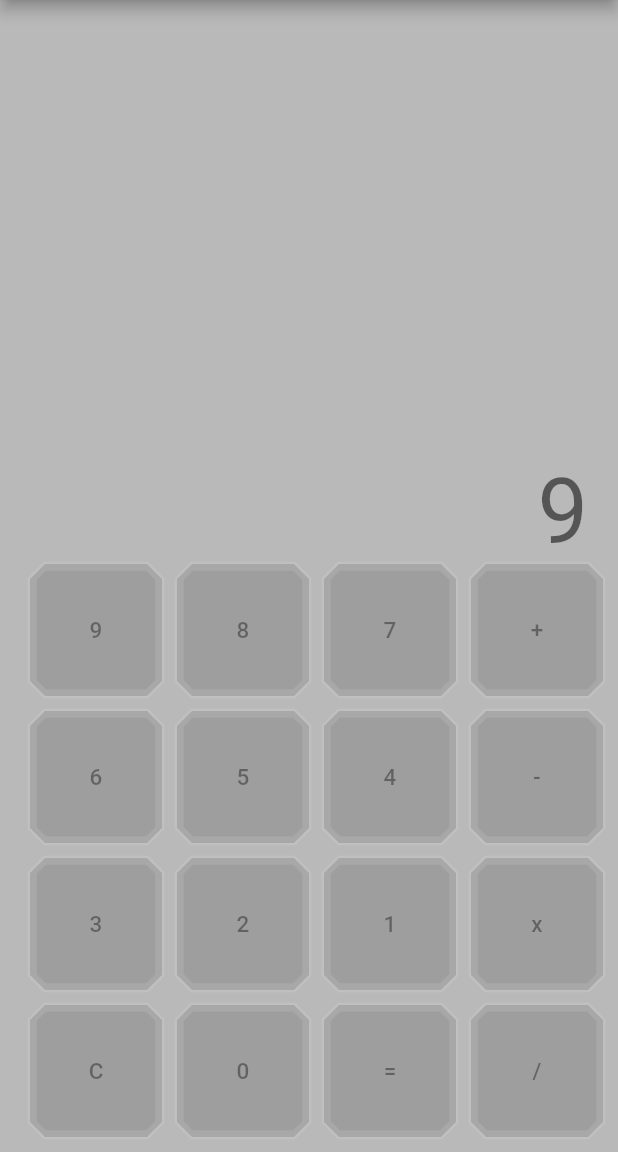
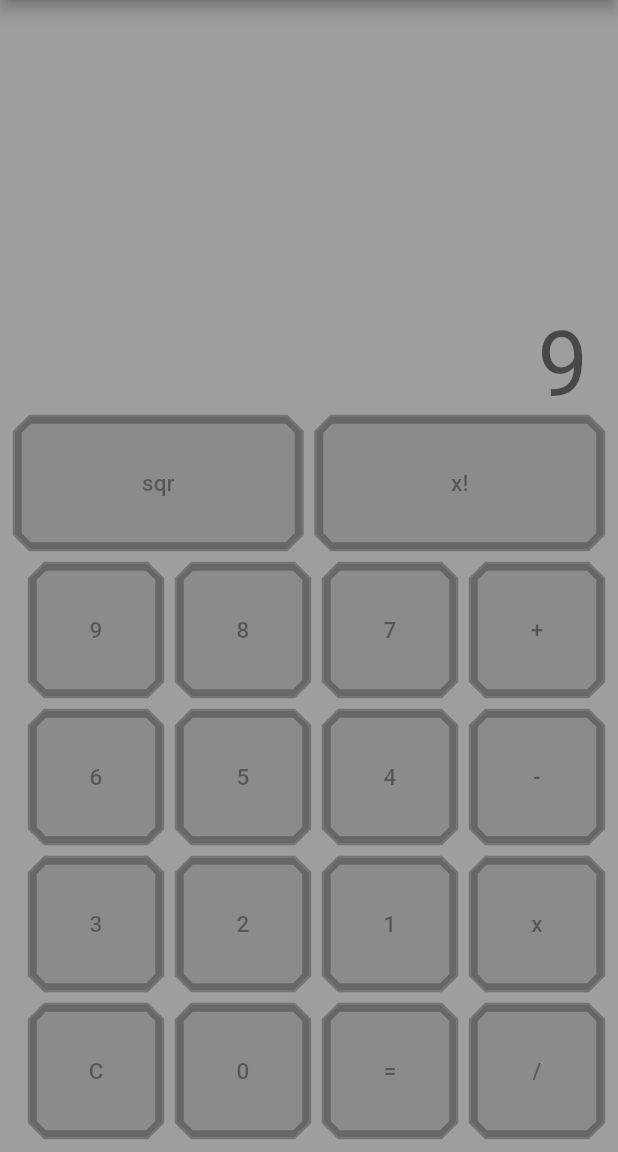
Before and after one commit to Tushar2303/Newcalculator, a Flutter app: the screen it shows after launch, after a tap on an icon or button, on a phone screen of 412 x 824 dp, the part 84-1236 px from its top. Run offline on Flutter 3.47's test engine with Material 2 defaults, Android fonts, the phone set to English and light mode, and no system bars.

Commit message:
second commit

```diff
--- a/lib/main.dart
+++ b/lib/main.dart
@@ -1,5 +1,4 @@
 import 'package:flutter/material.dart';
-import 'dart:math';
 
 void main() {
   runApp(MyApp());
@@ -19,6 +18,7 @@ class MyApp extends StatelessWidget {
   }
 }
 
+
 class MyHomePage extends StatefulWidget {
   @override
   _MyHomePageState createState() => _MyHomePageState();
@@ -28,8 +28,16 @@ class _MyHomePageState extends State<MyHomePage> {
    int secondnum=0;
    String texttodisplay='';
    String res='';
+   int fact=1;
    String operatortoperform='';
    String showresult='';
+
+   find(int value){
+ for(int i=2;i<=value;i++){
+   fact=fact*i;
+ }
+ return fact;
+}
   void btnclicked(String btnval){
     if(btnval=='C'){
       firstnum=0;
@@ -37,22 +45,29 @@ class _MyHomePageState extends State<MyHomePage> {
       res='0';
       texttodisplay='';
       showresult='0';
+     fact=1;
 
     }
-    else if(btnval=='+'||btnval=="-"||btnval=='x'||btnval=='/'){
+    else if(btnval=='+'||btnval=="-"||btnval=='sqr'||btnval=='x'||btnval=='/'||btnval=='x!'){
       firstnum=int.parse(texttodisplay);
+      operatortoperform = btnval;
+       if(operatortoperform=='sqr'){
+        res=(firstnum*firstnum).toString();
+      }
+   else if(operatortoperform=='x!'){
+      res=find(firstnum).toString();
+    }
+    else{
       res='';
       operatortoperform = btnval;
-
-
-
-    }
+    }}
     else if(btnval == '='){
       secondnum=int.parse(texttodisplay);
       if(operatortoperform=='+'){
         res=(firstnum+secondnum).toString();
         showresult=firstnum.toString()+operatortoperform.toString()+secondnum.toString();
       }
+
       if(operatortoperform=='-'){
         res=(firstnum-secondnum).toString();
       }
@@ -75,14 +90,14 @@ class _MyHomePageState extends State<MyHomePage> {
   Widget custombutton(String btnval) {
     return Expanded(
       child: FlatButton(
-                        color: Colors.grey,
+                        color: Colors.black12,
                         textColor: Colors.black,
         padding: EdgeInsets.all(35.0),
         shape:  BeveledRectangleBorder(
-                    borderRadius: BorderRadius.circular(10),side: BorderSide(color: Colors.white10,width: 3)),
+                    borderRadius: BorderRadius.circular(10),side: BorderSide(color: Colors.black26,width: 3)),
 
         onPressed:()=> (btnclicked(btnval)) ,
-        child: Text('$btnval',style:TextStyle(color:Colors.black38,fontSize: 15.0),),
+        child: Text('$btnval',style:TextStyle(color:Colors.black38,fontSize: 15.0,)),
             ),
     );
   }
@@ -98,7 +113,7 @@ class _MyHomePageState extends State<MyHomePage> {
       ),
       body: Container(
         padding: EdgeInsets.all(10.0),
-        color: Colors.black26,
+        color: Colors.grey,
         child: Column(
           mainAxisAlignment: MainAxisAlignment.end,
 
@@ -113,6 +128,14 @@ class _MyHomePageState extends State<MyHomePage> {
               child: Text('$texttodisplay',style: TextStyle(fontSize: 60.0,color:Colors.black54),),
 
             ),
+            Row(
+              children:[
+                custombutton('sqr'),
+                SizedBox(width:10.0),
+                custombutton('x!')
+              ]
+            ),
+            SizedBox(height:10.0),
             Row(
               children: [
                 SizedBox(width:10.0),
```
